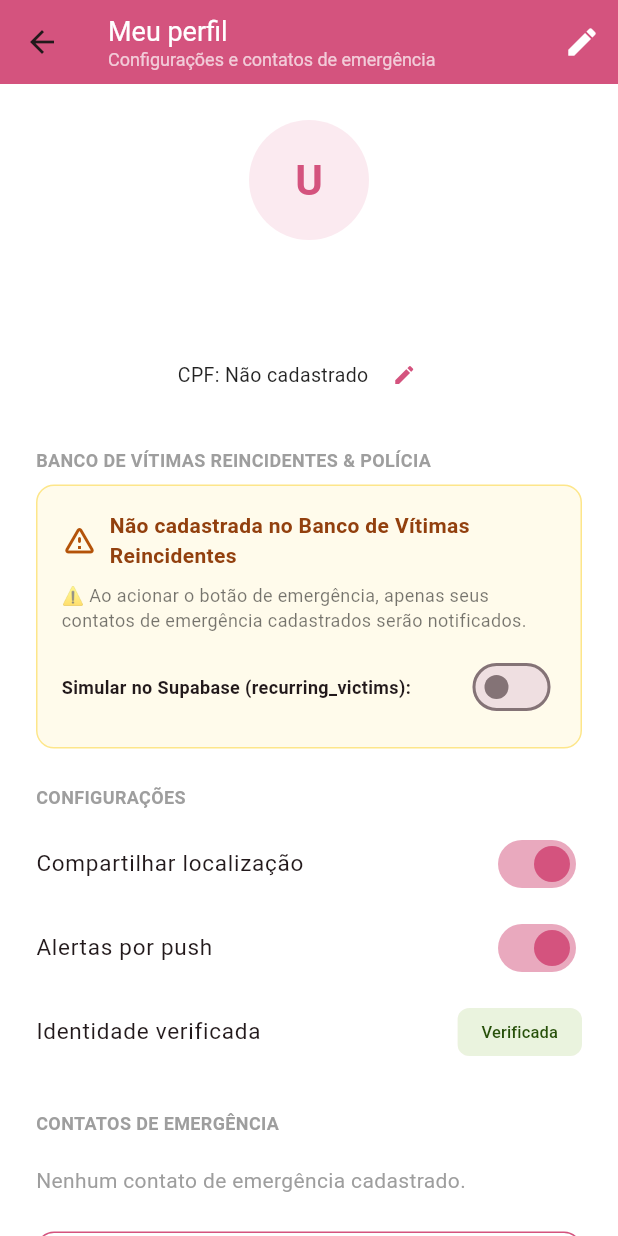
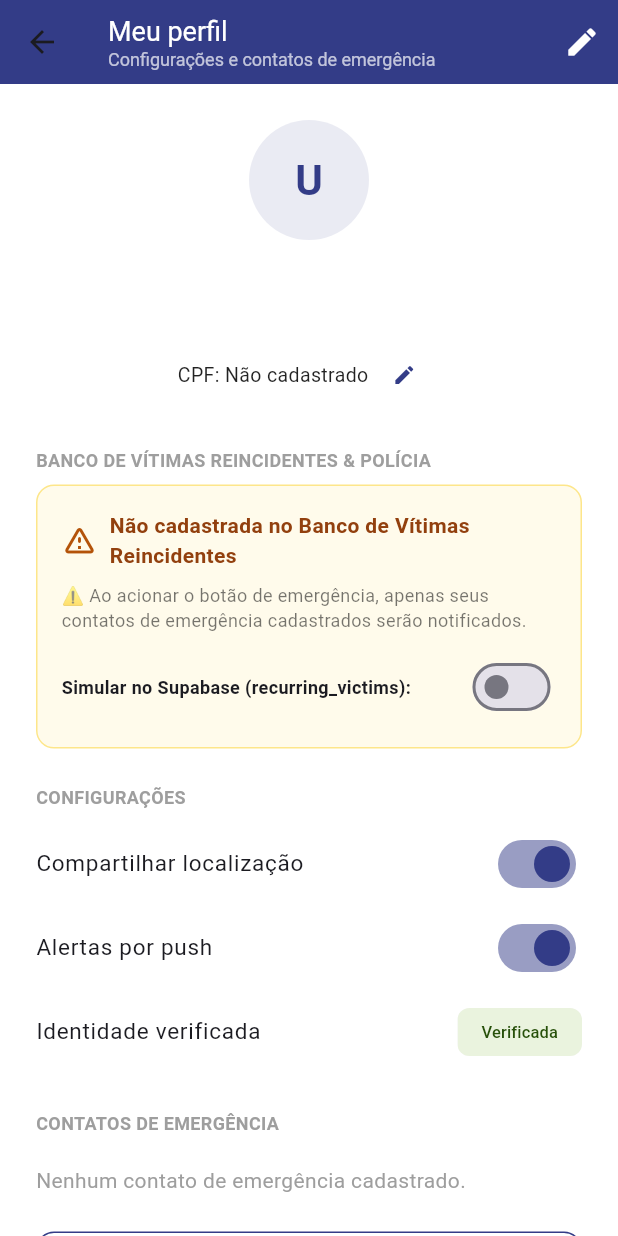
Before and after one commit to vjvitorjose/extensao_app, a Flutter app: the ProfileScreen screen opened directly, on a phone screen of 412 x 824 dp. Run offline on Flutter 3.47's test engine with Material 3 defaults, Android fonts, the light colour scheme and no system bars; our stand-ins replace flutter_dotenv, geocoding, geolocator, google_maps_flutter, share_plus, shared_preferences and 1 more; missing offline and left inert: another_telephony, record; accounts and stored records are empty; network calls fail.

Commit message:
fix: correções de aspectos visuais da aplicação

```diff
--- a/lib/main.dart
+++ b/lib/main.dart
@@ -13,16 +13,16 @@ Future<void> main() async {
     anonKey: dotenv.env['SUPABASE_ANON_KEY']!,
   );
 
-  runApp(const SafeHerApp());
+  runApp(const VigIAApp());
 }
 
-class SafeHerApp extends StatelessWidget {
-  const SafeHerApp({super.key});
+class VigIAApp extends StatelessWidget {
+  const VigIAApp({super.key});
 
   @override
   Widget build(BuildContext context) {
     return MaterialApp(
-      title: 'SafeHer',
+      title: 'vigIA',
       debugShowCheckedModeBanner: false,
       theme: ThemeData(
         primaryColor: AppColors.primary,
--- a/lib/screens/login_screen.dart
+++ b/lib/screens/login_screen.dart
@@ -73,7 +73,7 @@ class _LoginScreenState extends State<LoginScreen> {
                 ),
                 const SizedBox(height: 16),
 
-                const Text('SafeHer', style: TextStyle(fontSize: 22, fontWeight: FontWeight.bold)),
+                const Text('vigIA', style: TextStyle(fontSize: 22, fontWeight: FontWeight.bold)),
                 const SizedBox(height: 4),
                 const Text('Segurança na sua cidade', style: TextStyle(fontSize: 13, color: Colors.black54)),
                 const SizedBox(height: 28),
--- a/lib/screens/onboarding_screen.dart
+++ b/lib/screens/onboarding_screen.dart
@@ -92,7 +92,7 @@ class _OnboardingScreenState extends State<OnboardingScreen> {
                 ),
                 const SizedBox(height: 20),
                 const Text(
-                  'Seja bem-vinda ao SafeHer!',
+                  'Seja bem-vindo ao vigIA!',
                   style: TextStyle(fontSize: 22, fontWeight: FontWeight.bold),
                 ),
                 const SizedBox(height: 8),
--- a/lib/screens/profile_screen.dart
+++ b/lib/screens/profile_screen.dart
@@ -50,11 +50,11 @@ class _ProfileScreenState extends State<ProfileScreen> {
           .maybeSingle();
 
       if (perfilDados != null) {
-        _nomeCompleto = perfilDados['nome_completo'] ?? 'Usuária SafeHer';
+        _nomeCompleto = perfilDados['nome_completo'] ?? 'Usuária vigIA';
         _telefone = perfilDados['telefone'] ?? '';
         _cpf = perfilDados['cpf'] ?? '';
       } else {
-        _nomeCompleto = 'Usuária SafeHer';
+        _nomeCompleto = 'Usuária vigIA';
       }
 
       // 2. Busca a lista de múltiplos contatos de emergência
@@ -79,7 +79,7 @@ class _ProfileScreenState extends State<ProfileScreen> {
   // Modal para editar os dados básicos (Nome, Telefone e CPF)
   Future<void> _abrirModalEdicaoPerfil() async {
     final nomeController = TextEditingController(
-      text: _nomeCompleto == 'Usuária SafeHer' ? '' : _nomeCompleto,
+      text: _nomeCompleto == 'Usuária vigIA' ? '' : _nomeCompleto,
     );
     final telefoneController = TextEditingController(text: _telefone);
     final cpfController = TextEditingController(text: _cpf);
@@ -301,14 +301,23 @@ class _ProfileScreenState extends State<ProfileScreen> {
     String phone,
     String? relationship,
   ) {
-    String initials = name.isNotEmpty ? name.toUpperCase() : '?';
+    String initials = '?';
+    if (name.isNotEmpty) {
+      List<String> names = name.trim().split(RegExp(r'\s+'));
+      if (names.isNotEmpty) {
+        initials = names[0][0].toUpperCase();
+        if (names.length > 1 && names.last.isNotEmpty) {
+          initials += names.last[0].toUpperCase();
+        }
+      }
+    }
     String subtitulo = relationship != null ? '$relationship · $phone' : phone;
 
     return Container(
       margin: const EdgeInsets.only(bottom: 8),
       padding: const EdgeInsets.all(12),
       decoration: BoxDecoration(
-        color: AppColors.riskAssedioBg,
+        color: AppColors.primary.withOpacity(0.1),
         borderRadius: BorderRadius.circular(12),
       ),
       child: Row(
@@ -334,14 +343,14 @@ class _ProfileScreenState extends State<ProfileScreen> {
                   name,
                   style: const TextStyle(
                     fontWeight: FontWeight.bold,
-                    color: AppColors.riskAssedioText,
+                    color: AppColors.primary,
                   ),
                 ),
                 Text(
                   subtitulo,
-                  style: const TextStyle(
+                  style: TextStyle(
                     fontSize: 12,
-                    color: Color(0xFF993556),
+                    color: AppColors.primary.withOpacity(0.8),
                   ),
                 ),
               ],
@@ -350,7 +359,7 @@ class _ProfileScreenState extends State<ProfileScreen> {
           IconButton(
             icon: const Icon(
               Icons.delete_outline,
-              color: Color(0xFF993556),
+              color: AppColors.sosRed,
               size: 20,
             ),
             onPressed: () => _deletarContato(id),
@@ -363,11 +372,13 @@ class _ProfileScreenState extends State<ProfileScreen> {
   @override
   Widget build(BuildContext context) {
     String userInitials = 'U';
-    if (_nomeCompleto.isNotEmpty && _nomeCompleto != 'Usuária SafeHer') {
-      List<String> names = _nomeCompleto.split(' ');
-      userInitials = names[0].toUpperCase();
-      if (names.length > 1 && names.last.isNotEmpty) {
-        userInitials = names[0].toUpperCase();
+    if (_nomeCompleto.isNotEmpty && _nomeCompleto != 'Usuária vigIA') {
+      List<String> names = _nomeCompleto.trim().split(RegExp(r'\s+'));
+      if (names.isNotEmpty) {
+        userInitials = names[0][0].toUpperCase();
+        if (names.length > 1 && names.last.isNotEmpty) {
+          userInitials += names.last[0].toUpperCase();
+        }
       }
     }
 
@@ -402,12 +413,12 @@ class _ProfileScreenState extends State<ProfileScreen> {
               children: [
                 CircleAvatar(
                   radius: 40,
-                  backgroundColor: AppColors.riskAssedioBg,
+                  backgroundColor: AppColors.primary.withOpacity(0.1),
                   child: Text(
                     userInitials,
                     style: const TextStyle(
                       fontSize: 28,
-                      color: AppColors.riskAssedioText,
+                      color: AppColors.primary,
                       fontWeight: FontWeight.bold,
                     ),
                   ),
--- a/lib/screens/recordings_screen.dart
+++ b/lib/screens/recordings_screen.dart
@@ -44,7 +44,7 @@ class _RecordingsScreenState extends State<RecordingsScreen> {
     try {
       await Share.shareXFiles(
         [XFile(recording.filePath)],
-        text: 'Áudio de emergência SafeHer: ${recording.fileName}',
+        text: 'Áudio de emergência vigIA: ${recording.fileName}',
       );
     } catch (e) {
       if (!mounted) return;
--- a/lib/theme/app_colors.dart
+++ b/lib/theme/app_colors.dart
@@ -1,19 +1,19 @@
 import 'package:flutter/material.dart';
 
 class AppColors {
-  static const Color primary = Color(0xFFD4537E);
-  static const Color sosRed = Color(0xFFE24B4A);
-  static const Color sosRedBorder = Color(0xFFF09595);
+  static const Color primary = Color(0xFF333C87);
+  static const Color sosRed = Color(0xFFFF0000);
+  static const Color sosRedBorder = Color(0xFFFF4D4D);
   static const Color mapBackground = Color(0xFFE8F0E8);
   static const Color sosBackground = Color(0xFFFFF3F3);
 
   // Cores das tags de risco
-  static const Color riskAssedioBg = Color(0xFFFBEAF0);
-  static const Color riskAssedioText = Color(0xFFD4537E);
-  static const Color riskIluminacaoBg = Color(0xFFFAEEDA);
-  static const Color riskIluminacaoText = Color(0xFFBA7517);
-  static const Color riskPerseguicaoBg = Color(0xFFFCEBEB);
-  static const Color riskPerseguicaoText = Color(0xFF791F1F);
-  static const Color riskSuspeitoBg = Color(0xFFE6F1FB);
-  static const Color riskSuspeitoText = Color(0xFF0C447C);
+  static const Color riskAssedioBg = Color(0xFFFFF8E1);
+  static const Color riskAssedioText = Color(0xFFF57F17);
+  static const Color riskIluminacaoBg = Color(0xFFFFF8E1);
+  static const Color riskIluminacaoText = Color(0xFFF57F17);
+  static const Color riskPerseguicaoBg = Color(0xFFFFF8E1);
+  static const Color riskPerseguicaoText = Color(0xFFF57F17);
+  static const Color riskSuspeitoBg = Color(0xFFFFF8E1);
+  static const Color riskSuspeitoText = Color(0xFFF57F17);
 }
```
Also changed, not shown: lib/screens/map_screen.dart (+56 -35 lines), lib/screens/sos_screen.dart (+6 -6 lines), pubspec.lock.
